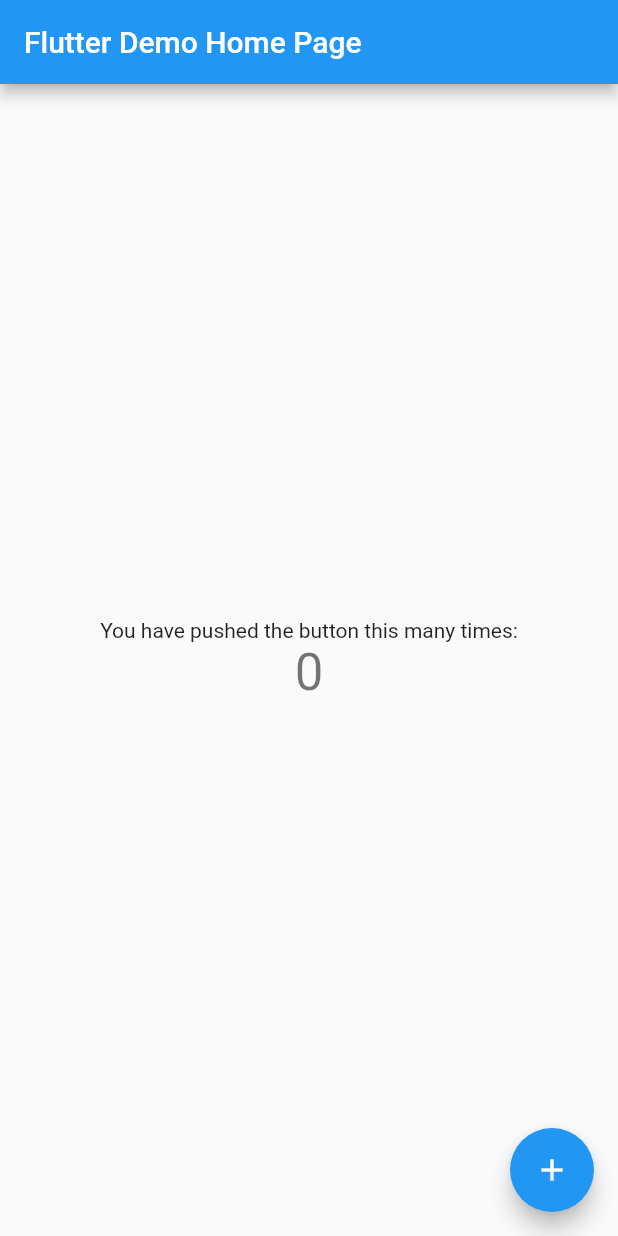
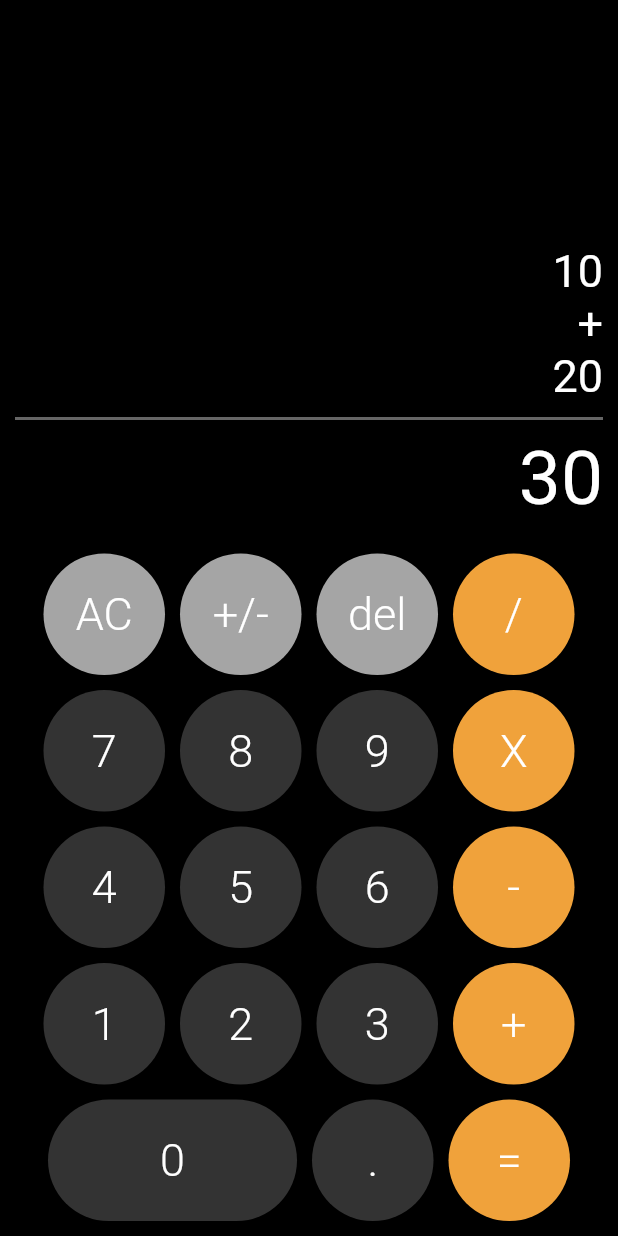
Before and after one commit to tomassasovsky/Flutter-Course-Advanced, a Flutter app: the screen it shows after launch, on a phone screen of 412 x 824 dp. Run offline on Flutter 3.47's test engine with Material 2 defaults, Android fonts, the phone set to English and light mode, and no system bars; our stand-ins replace flutter_secure_storage, get, pie_chart, pull_to_refresh, socket_io_client; accounts and stored records are empty.

Commit message:
GetX Calculator - Done

```diff
--- a/getx_calculator/lib/main.dart
+++ b/getx_calculator/lib/main.dart
@@ -1,113 +1,18 @@
 import 'package:flutter/material.dart';
+import 'package:getx_calculator/screens/calculator_screen.dart';
 
-void main() {
-  runApp(MyApp());
-}
+void main() => runApp(MyApp());
 
 class MyApp extends StatelessWidget {
-  // This widget is the root of your application.
   @override
   Widget build(BuildContext context) {
     return MaterialApp(
-      title: 'Flutter Demo',
-      theme: ThemeData(
-        // This is the theme of your application.
-        //
-        // Try running your application with "flutter run". You'll see the
-        // application has a blue toolbar. Then, without quitting the app, try
-        // changing the primarySwatch below to Colors.green and then invoke
-        // "hot reload" (press "r" in the console where you ran "flutter run",
-        // or simply save your changes to "hot reload" in a Flutter IDE).
-        // Notice that the counter didn't reset back to zero; the application
-        // is not restarted.
-        primarySwatch: Colors.blue,
+      debugShowCheckedModeBanner: false,
+      title: 'Material App',
+      home: CalculatorScreen(),
+      theme: ThemeData.dark().copyWith(
+        scaffoldBackgroundColor: Colors.black,
       ),
-      home: MyHomePage(title: 'Flutter Demo Home Page'),
     );
   }
 }
-
-class MyHomePage extends StatefulWidget {
-  MyHomePage({Key? key, required this.title}) : super(key: key);
-
-  // This widget is the home page of your application. It is stateful, meaning
-  // that it has a State object (defined below) that contains fields that affect
-  // how it looks.
-
-  // This class is the configuration for the state. It holds the values (in this
-  // case the title) provided by the parent (in this case the App widget) and
-  // used by the build method of the State. Fields in a Widget subclass are
-  // always marked "final".
-
-  final String title;
-
-  @override
-  _MyHomePageState createState() => _MyHomePageState();
-}
-
-class _MyHomePageState extends State<MyHomePage> {
-  int _counter = 0;
-
-  void _incrementCounter() {
-    setState(() {
-      // This call to setState tells the Flutter framework that something has
-      // changed in this State, which causes it to rerun the build method below
-      // so that the display can reflect the updated values. If we changed
-      // _counter without calling setState(), then the build method would not be
-      // called again, and so nothing would appear to happen.
-      _counter++;
-    });
-  }
-
-  @override
-  Widget build(BuildContext context) {
-    // This method is rerun every time setState is called, for instance as done
-    // by the _incrementCounter method above.
-    //
-    // The Flutter framework has been optimized to make rerunning build methods
-    // fast, so that you can just rebuild anything that needs updating rather
-    // than having to individually change instances of widgets.
-    return Scaffold(
-      appBar: AppBar(
-        // Here we take the value from the MyHomePage object that was created by
-        // the App.build method, and use it to set our appbar title.
-        title: Text(widget.title),
-      ),
-      body: Center(
-        // Center is a layout widget. It takes a single child and positions it
-        // in the middle of the parent.
-        child: Column(
-          // Column is also a layout widget. It takes a list of children and
-          // arranges them vertically. By default, it sizes itself to fit its
-          // children horizontally, and tries to be as tall as its parent.
-          //
-          // Invoke "debug painting" (press "p" in the console, choose the
-          // "Toggle Debug Paint" action from the Flutter Inspector in Android
-          // Studio, or the "Toggle Debug Paint" command in Visual Studio Code)
-          // to see the wireframe for each widget.
-          //
-          // Column has various properties to control how it sizes itself and
-          // how it positions its children. Here we use mainAxisAlignment to
-          // center the children vertically; the main axis here is the vertical
-          // axis because Columns are vertical (the cross axis would be
-          // horizontal).
-          mainAxisAlignment: MainAxisAlignment.center,
-          children: <Widget>[
-            Text(
-              'You have pushed the button this many times:',
-            ),
-            Text(
-              '$_counter',
-              style: Theme.of(context).textTheme.headline4,
-            ),
-          ],
-        ),
-      ),
-      floatingActionButton: FloatingActionButton(
-        onPressed: _incrementCounter,
-        tooltip: 'Increment',
-        child: Icon(Icons.add),
-      ), // This trailing comma makes auto-formatting nicer for build methods.
-    );
-  }
-}
--- /dev/null
+++ b/getx_calculator/lib/screens/calculator_screen.dart
@@ -0,0 +1,136 @@
+import 'package:flutter/material.dart';
+import 'package:get/get.dart';
+
+import 'package:getx_calculator/controllers/calculator_controller.dart';
+import 'package:getx_calculator/widgets/calc_button.dart';
+import 'package:getx_calculator/widgets/math_results.dart';
+
+class CalculatorScreen extends StatelessWidget {
+  final calculatorController = Get.put(CalculatorController());
+  @override
+  Widget build(BuildContext context) {
+    return Scaffold(
+      body: SafeArea(
+        child: Container(
+          margin: EdgeInsets.symmetric(horizontal: 10),
+          child: Column(
+            children: [
+              Expanded(child: Container()),
+              MathResults(),
+              Row(
+                mainAxisAlignment: MainAxisAlignment.center,
+                children: [
+                  CalculatorButton(
+                    text: 'AC',
+                    bgColor: Color(0xffA5A5A5),
+                    onPressed: () => calculatorController.allClear(),
+                  ),
+                  CalculatorButton(
+                    text: '+/-',
+                    bgColor: Color(0xffA5A5A5),
+                    onPressed: () => calculatorController.changeNegativePositive(),
+                  ),
+                  CalculatorButton(
+                    text: 'del',
+                    bgColor: Color(0xffA5A5A5),
+                    onPressed: () => calculatorController.deleteLastEntry(),
+                  ),
+                  CalculatorButton(
+                    text: '/',
+                    bgColor: Color(0xffF0A23B),
+                    onPressed: () => calculatorController.selectOperation('/'),
+                  ),
+                ],
+              ),
+              Row(
+                mainAxisAlignment: MainAxisAlignment.center,
+                children: [
+                  CalculatorButton(
+                    text: '7',
+                    onPressed: () => calculatorController.addNumber('7'),
+                  ),
+                  CalculatorButton(
+                    text: '8',
+                    onPressed: () => calculatorController.addNumber('8'),
+                  ),
+                  CalculatorButton(
+                    text: '9',
+                    onPressed: () => calculatorController.addNumber('9'),
+                  ),
+                  CalculatorButton(
+                    text: 'X',
+                    bgColor: Color(0xffF0A23B),
+                    onPressed: () => calculatorController.selectOperation('X'),
+                  ),
+                ],
+              ),
+              Row(
+                mainAxisAlignment: MainAxisAlignment.center,
+                children: [
+                  CalculatorButton(
+                    text: '4',
+                    onPressed: () => calculatorController.addNumber('4'),
+                  ),
+                  CalculatorButton(
+                    text: '5',
+                    onPressed: () => calculatorController.addNumber('5'),
+                  ),
+                  CalculatorButton(
+                    text: '6',
+                    onPressed: () => calculatorController.addNumber('6'),
+                  ),
+                  CalculatorButton(
+                    text: '-',
+                    bgColor: Color(0xffF0A23B),
+                    onPressed: () => calculatorController.selectOperation('-'),
+                  ),
+                ],
+              ),
+              Row(
+                mainAxisAlignment: MainAxisAlignment.center,
+                children: [
+                  CalculatorButton(
+                    text: '1',
+                    onPressed: () => calculatorController.addNumber('1'),
+                  ),
+                  CalculatorButton(
+                    text: '2',
+                    onPressed: () => calculatorController.addNumber('2'),
+                  ),
+                  CalculatorButton(
+                    text: '3',
+                    onPressed: () => calculatorController.addNumber('3'),
+                  ),
+                  CalculatorButton(
+                    text: '+',
+                    bgColor: Color(0xffF0A23B),
+                    onPressed: () => calculatorController.selectOperation('+'),
+                  ),
+                ],
+              ),
+              Row(
+                mainAxisAlignment: MainAxisAlignment.center,
+                children: [
+                  CalculatorButton(
+                    text: '0',
+                    big: true,
+                    onPressed: () => calculatorController.addNumber('0'),
+                  ),
+                  CalculatorButton(
+                    text: '.',
+                    onPressed: () => calculatorController.addDecimalPoint(),
+                  ),
+                  CalculatorButton(
+                    text: '=',
+                    bgColor: Color(0xffF0A23B),
+                    onPressed: () => calculatorController.calculateResult(),
+                  ),
+                ],
+              ),
+            ],
+          ),
+        ),
+      ),
+    );
+  }
+}
--- /dev/null
+++ b/getx_calculator/lib/widgets/calc_button.dart
@@ -0,0 +1,46 @@
+import 'package:flutter/material.dart';
+
+class CalculatorButton extends StatelessWidget {
+  final Color bgColor;
+  final bool big;
+  final String text;
+
+  final Function onPressed;
+
+  CalculatorButton({
+    Key? key,
+    bgColor,
+    this.big = false,
+    required this.text,
+    required this.onPressed,
+  })  : this.bgColor = bgColor ?? Color(0xff333333),
+        super(key: key);
+
+  @override
+  Widget build(BuildContext context) {
+    // Button
+    final buttonStyle = TextButton.styleFrom(
+      backgroundColor: this.bgColor,
+      primary: Colors.white,
+      shape: StadiumBorder(),
+    );
+
+    return Container(
+      margin: EdgeInsets.only(bottom: 10, right: 5, left: 5),
+      child: TextButton(
+        style: buttonStyle,
+        child: Container(
+          width: this.big ? 150 : 65,
+          height: 65,
+          child: Center(
+            child: Text(
+              this.text,
+              style: TextStyle(fontSize: 30, fontWeight: FontWeight.w300),
+            ),
+          ),
+        ),
+        onPressed: () => this.onPressed(),
+      ),
+    );
+  }
+}
--- /dev/null
+++ b/getx_calculator/lib/widgets/line_separator.dart
@@ -0,0 +1,13 @@
+import 'package:flutter/material.dart';
+
+class LineSeparator extends StatelessWidget {
+  @override
+  Widget build(BuildContext context) {
+    return Container(
+      width: double.infinity,
+      height: 2,
+      color: Colors.white.withOpacity(0.4),
+      margin: EdgeInsets.symmetric(vertical: 10),
+    );
+  }
+}
--- /dev/null
+++ b/getx_calculator/lib/widgets/main_result.dart
@@ -0,0 +1,20 @@
+import 'package:flutter/material.dart';
+
+class MainResultText extends StatelessWidget {
+  final String text;
+
+  const MainResultText({Key? key, required this.text}) : super(key: key);
+
+  @override
+  Widget build(BuildContext context) {
+    return Container(
+      margin: EdgeInsets.only(bottom: 20),
+      width: double.infinity,
+      alignment: Alignment.centerRight,
+      child: FittedBox(
+        fit: BoxFit.contain,
+        child: Text(this.text, style: TextStyle(fontSize: 50)),
+      ),
+    );
+  }
+}
--- /dev/null
+++ b/getx_calculator/lib/widgets/math_results.dart
@@ -0,0 +1,26 @@
+import 'package:flutter/material.dart';
+import 'package:get/get.dart';
+
+import 'package:getx_calculator/controllers/calculator_controller.dart';
+import 'package:getx_calculator/widgets/sub_result.dart';
+import 'line_separator.dart';
+import 'main_result.dart';
+
+class MathResults extends StatelessWidget {
+  final calculatorController = Get.find<CalculatorController>();
+
+  @override
+  Widget build(BuildContext context) {
+    return Obx(
+      () => Column(
+        children: [
+          SubResult(text: '${calculatorController.firstNumber}'),
+          SubResult(text: '${calculatorController.operation}'),
+          SubResult(text: '${calculatorController.secondNumber}'),
+          LineSeparator(),
+          MainResultText(text: '${calculatorController.mathResult}'),
+        ],
+      ),
+    );
+  }
+}
--- /dev/null
+++ b/getx_calculator/lib/widgets/sub_result.dart
@@ -0,0 +1,17 @@
+import 'package:flutter/material.dart';
+
+class SubResult extends StatelessWidget {
+
+  final String text;
+
+  const SubResult({Key? key, required this.text}) : super(key: key);
+
+  @override
+  Widget build(BuildContext context) {
+    return Container(
+      width: double.infinity,
+      alignment: Alignment.centerRight,
+      child: Text( this.text , style: TextStyle(fontSize: 30 ) ),
+    );
+  }
+}
```
Also changed, not shown: getx_calculator/lib/controllers/calculator_controller.dart (added, +85 -0 lines), getx_calculator/pubspec.yaml (+1 -9 lines), getx_calculator/pubspec.lock.
